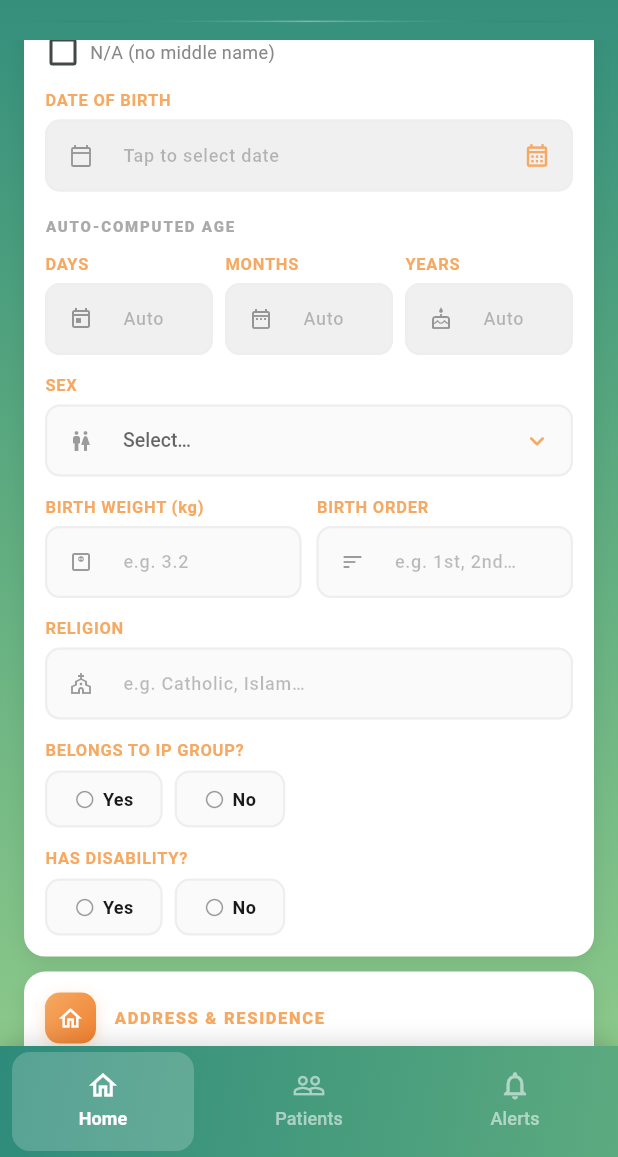
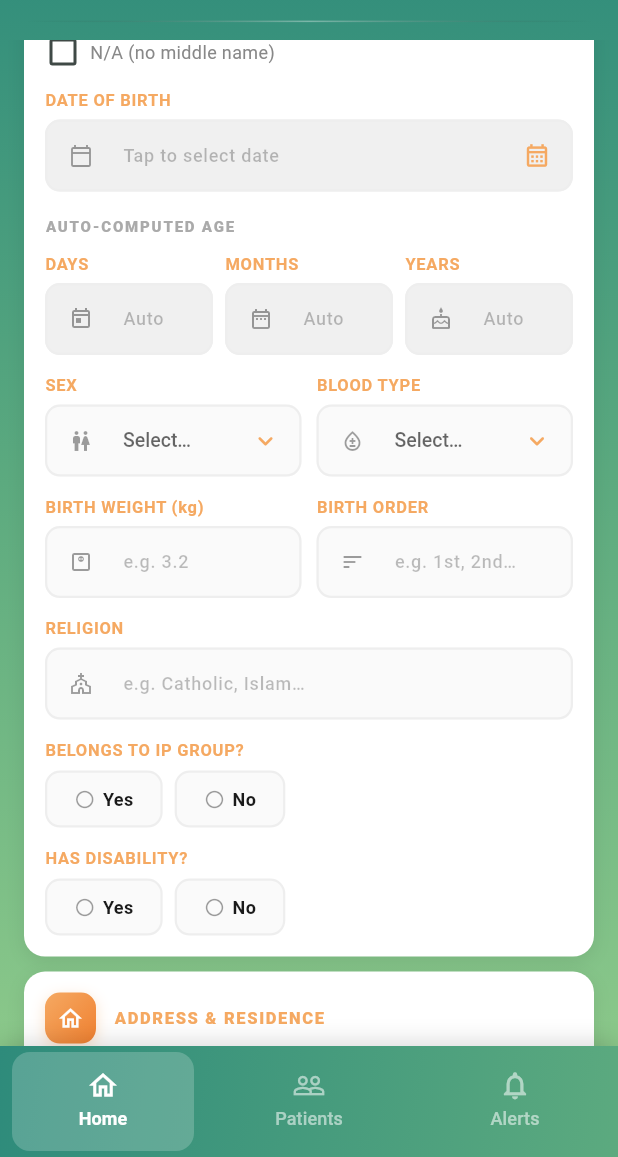
Before and after one commit to dianesophia/LUMASDANG, a Flutter app: the HomePage screen opened directly, scrolled down 576 dp, on a phone screen of 412 x 824 dp, the part 79-1236 px from its top. Run offline on Flutter 3.47's test engine with Material 3 defaults, Android fonts, the phone set to English and light mode, and no system bars; our stand-ins replace cloud_firestore, connectivity_plus, firebase_auth, firebase_core, flutter_image_compress, flutter_secure_storage and 6 more; missing offline and left inert: downloadsfolder, excel; accounts and stored records are empty; network calls fail.

Commit message:
Update: Blood type

```diff
--- a/lib/screens/home/home_page.dart
+++ b/lib/screens/home/home_page.dart
@@ -40,6 +40,8 @@ class _HomePageState extends State<HomePage>
   final TextEditingController ageDaysController = TextEditingController();
   final TextEditingController ageYearsController = TextEditingController();
   final TextEditingController sexController = TextEditingController();
+  // ▼ ADDED: blood type controller
+  final TextEditingController bloodTypeController = TextEditingController();
   final TextEditingController addressController = TextEditingController();
   final TextEditingController placeOfBirthController = TextEditingController();
   final TextEditingController dobController = TextEditingController();
@@ -195,6 +197,7 @@ class _HomePageState extends State<HomePage>
     ageDaysController.dispose();
     ageYearsController.dispose();
     sexController.dispose();
+    bloodTypeController.dispose(); // ▼ ADDED
     addressController.dispose();
     placeOfBirthController.dispose();
     dobController.dispose();
@@ -332,6 +335,7 @@ class _HomePageState extends State<HomePage>
         'ageDays': ageDaysController.text.trim(),
         'ageYears': ageYearsController.text.trim(),
         'sex': sexController.text.trim(),
+        'bloodType': bloodTypeController.text.trim(), // ▼ ADDED
         'address': addressController.text.trim(),
         'placeOfBirth': placeOfBirthController.text.trim(),
         'dateOfBirth': dobController.text.trim(),
@@ -566,6 +570,7 @@ class _HomePageState extends State<HomePage>
         ageDaysController,
         ageYearsController,
         sexController,
+        bloodTypeController, // ▼ ADDED
         addressController,
         placeOfBirthController,
         dobController,
@@ -847,6 +852,7 @@ class _HomePageState extends State<HomePage>
               ageDaysController: ageDaysController,
               ageYearsController: ageYearsController,
               sexController: sexController,
+              bloodTypeController: bloodTypeController, // ▼ ADDED
               addressController: addressController,
               placeOfBirthController: placeOfBirthController,
               dobController: dobController,
--- a/lib/screens/home/widgets/demographic_data_form.dart
+++ b/lib/screens/home/widgets/demographic_data_form.dart
@@ -5,9 +5,9 @@ class DemographicDataForm extends StatefulWidget {
   final TextEditingController firstNameController;
   final TextEditingController middleNameController;
   final TextEditingController lastNameController;
-  final TextEditingController ageController;         // age in months (auto)
-  final TextEditingController ageDaysController;     // age in days (auto)
-  final TextEditingController ageYearsController;    // age in years (auto)
+  final TextEditingController ageController;
+  final TextEditingController ageDaysController;
+  final TextEditingController ageYearsController;
   final TextEditingController sexController;
   final TextEditingController addressController;
   final TextEditingController placeOfBirthController;
@@ -35,6 +35,8 @@ class DemographicDataForm extends StatefulWidget {
   final TextEditingController fourPsHouseholdIdController;
   // Disability
   final TextEditingController disabilityController;
+  // Blood Type  ← NEW
+  final TextEditingController bloodTypeController;
 
   final bool? belongsToIpGroup;
   final String? ipEthnicity;
@@ -45,8 +47,6 @@ class DemographicDataForm extends StatefulWidget {
   final ValueChanged<bool?>? onIsFourPsMemberChanged;
   final ValueChanged<bool?>? onHasDisabilityChanged;
 
-  /// When true, only basic required fields are validated (name + parent contacts).
-  /// All other fields are optional.
   final bool isDraft;
 
   const DemographicDataForm({
@@ -81,6 +81,7 @@ class DemographicDataForm extends StatefulWidget {
     required this.caregiverReligionController,
     required this.fourPsHouseholdIdController,
     required this.disabilityController,
+    required this.bloodTypeController, // ← NEW
     this.belongsToIpGroup,
     this.ipEthnicity,
     this.isFourPsMember,
@@ -102,13 +103,15 @@ class _DemographicDataFormState extends State<DemographicDataForm> {
   bool _middleNameNA = false;
   bool? _isFourPsMember;
   bool? _hasDisability;
-  String? _disabilityType; // selected chip value
+  String? _disabilityType;
 
-  // Residence status: 'Tenant' | 'Permanent'
   String? _residenceStatus;
+  String? _selectedSex;
+  String? _selectedBloodType; // ← NEW
 
-  // Sex dropdown selection: 'Male' | 'Female'
-  String? _selectedSex;
+  static const _bloodTypes = [
+    'A+', 'A−', 'B+', 'B−', 'AB+', 'AB−', 'O+', 'O−', 'Unknown',
+  ];
 
   @override
   void initState() {
@@ -117,12 +120,18 @@ class _DemographicDataFormState extends State<DemographicDataForm> {
     _ipEthnicity = widget.ipEthnicity;
     _isFourPsMember = widget.isFourPsMember;
     _hasDisability = widget.hasDisability;
-    // Seed sex dropdown from controller if already set
+
     final sexText = widget.sexController.text.trim().toLowerCase();
     if (sexText == 'male' || sexText == 'm') {
       _selectedSex = 'Male';
     } else if (sexText == 'female' || sexText == 'f') {
       _selectedSex = 'Female';
+    }
+
+    // Seed blood type from controller if already set
+    final btText = widget.bloodTypeController.text.trim();
+    if (_bloodTypes.contains(btText)) {
+      _selectedBloodType = btText;
     }
   }
 
@@ -143,39 +152,23 @@ class _DemographicDataFormState extends State<DemographicDataForm> {
   // ── Validators ──────────────────────────────────────────────────────────────
   static final _phoneRegex = RegExp(r'^(09\d{9}|\+639\d{9})$');
 
-  /// Always required — even in draft mode (basic patient identity).
   String? _alwaysRequired(String? v, String message) {
     if (v == null || v.trim().isEmpty) return message;
     if (v.trim().length < 2) return 'Min. 2 chars';
     return null;
   }
 
-  /// Required on full submit only; optional for draft.
   String? _requiredOnSubmit(String? v, String message) {
     if (widget.isDraft) return null;
     if (v == null || v.trim().isEmpty) return message;
     return null;
   }
 
-  /// Mother's contact is always required (basic contact info).
   String? _validateMotherPhone(String? v) {
     if (v == null || v.trim().isEmpty) return 'Contact number is required';
     if (!_phoneRegex.hasMatch(v.trim())) {
       return 'Enter a valid PH number (09XXXXXXXXX or +639XXXXXXXXX)';
     }
-    return null;
-  }
-
-  /// Father's contact is required on full submit; format-checked if filled in draft.
-  String? _validateFatherPhone(String? v) {
-    if (widget.isDraft) {
-      if (v == null || v.trim().isEmpty) return null; // optional in draft
-      if (!_phoneRegex.hasMatch(v.trim())) return 'Invalid PH number';
-      return null;
-    }
-    // Full submit: optional but validate format if provided
-    if (v == null || v.trim().isEmpty) return null;
-    if (!_phoneRegex.hasMatch(v.trim())) return 'Invalid PH number';
     return null;
   }
 
@@ -214,17 +207,11 @@ class _DemographicDataFormState extends State<DemographicDataForm> {
     if (picked != null) {
       widget.dobController.text = DateFormat('MM-dd-yyyy').format(picked);
       final now = DateTime.now();
-
-      // Age in days
       final days = now.difference(picked).inDays;
       widget.ageDaysController.text = days.clamp(0, 99999).toString();
-
-      // Age in months
       final months =
           (now.year - picked.year) * 12 + (now.month - picked.month);
       widget.ageController.text = months.clamp(0, 60).toString();
-
-      // Age in years (floor)
       final years = now.year -
           picked.year -
           (now.month < picked.month ||
@@ -572,7 +559,6 @@ class _DemographicDataFormState extends State<DemographicDataForm> {
           child: Column(
             crossAxisAlignment: CrossAxisAlignment.start,
             children: [
-              // First + Last Name — always required (even in draft)
               Row(
                 children: [
                   Expanded(
@@ -598,7 +584,6 @@ class _DemographicDataFormState extends State<DemographicDataForm> {
               ),
               const SizedBox(height: 12),
 
-              // Middle Name + N/A checkbox
               _buildField(
                 label: 'MIDDLE NAME',
                 controller: widget.middleNameController,
@@ -639,7 +624,6 @@ class _DemographicDataFormState extends State<DemographicDataForm> {
               ),
               const SizedBox(height: 12),
 
-              // Date of Birth → auto-computes all age fields
               _buildField(
                 label: 'DATE OF BIRTH',
                 controller: widget.dobController,
@@ -652,7 +636,6 @@ class _DemographicDataFormState extends State<DemographicDataForm> {
               ),
               const SizedBox(height: 12),
 
-              // Age: Days / Months / Years (read-only, auto-filled)
               _buildSubHeader('AUTO-COMPUTED AGE'),
               Row(
                 children: [
@@ -689,8 +672,11 @@ class _DemographicDataFormState extends State<DemographicDataForm> {
               ),
               const SizedBox(height: 12),
 
-              // Sex
-              _buildDropdown(
+              // ── Sex + Blood Type side by side ───────────────────────
+              Row(
+                children: [
+                  Expanded(
+                    child: _buildDropdown(
                       label: 'SEX',
                       value: _selectedSex,
                       items: const ['Male', 'Female'],
@@ -707,9 +693,27 @@ class _DemographicDataFormState extends State<DemographicDataForm> {
                         });
                       },
                     ),
+                  ),
+                  const SizedBox(width: 10),
+                  // ── BLOOD TYPE dropdown ─────────────────────────────
+                  Expanded(
+                    child: _buildDropdown(
+                      label: 'BLOOD TYPE',
+                      value: _selectedBloodType,
+                      items: _bloodTypes,
+                      icon: Icons.bloodtype_outlined,
+                      onChanged: (v) {
+                        setState(() {
+                          _selectedBloodType = v;
+                          widget.bloodTypeController.text = v ?? '';
+                        });
+                      },
+                    ),
+                  ),
+                ],
+              ),
               const SizedBox(height: 12),
 
-              // Birth Weight + Birth Order
               Row(
                 children: [
                   Expanded(
@@ -743,7 +747,6 @@ class _DemographicDataFormState extends State<DemographicDataForm> {
               ),
               const SizedBox(height: 12),
 
-              // Religion — patient's religion
               _buildField(
                 label: 'RELIGION',
                 controller: widget.religionController,
@@ -752,7 +755,6 @@ class _DemographicDataFormState extends State<DemographicDataForm> {
               ),
               const SizedBox(height: 12),
 
-              // ── IP Group — Yes/No → chips → free text if Other ──────
               _buildLabelRow('BELONGS TO IP GROUP?'),
               Row(
                 children: [
@@ -772,7 +774,6 @@ class _DemographicDataFormState extends State<DemographicDataForm> {
                 ],
               ),
 
-              // IP Ethnicity chips (shown only when IP = Yes)
               if (_belongsToIpGroup == true) ...[
                 const SizedBox(height: 10),
                 _buildLabelRow('ETHNICITY'),
@@ -805,7 +806,6 @@ class _DemographicDataFormState extends State<DemographicDataForm> {
               ],
               const SizedBox(height: 12),
 
-              // ── Disability — Yes/No → type chips → free text if Other
               _buildYesNoRow(
                 label: 'HAS DISABILITY?',
                 value: _hasDisability,
@@ -891,7 +891,6 @@ class _DemographicDataFormState extends State<DemographicDataForm> {
               ),
               const SizedBox(height: 12),
 
-              // Status of Residence
               _buildLabelRow('STATUS OF RESIDENCE'),
               Row(
                 children: [
@@ -933,7 +932,6 @@ class _DemographicDataFormState extends State<DemographicDataForm> {
           child: Column(
             crossAxisAlignment: CrossAxisAlignment.start,
             children: [
-              // Always required — basic patient identity
               _buildField(
                 label: "MOTHER'S FULL NAME *",
                 controller: widget.motherController,
@@ -961,7 +959,6 @@ class _DemographicDataFormState extends State<DemographicDataForm> {
                       keyboardType: TextInputType.phone,
                       hint: '09XXXXXXXXX',
                       icon: Icons.phone_outlined,
-                      // Always required — basic contact info
                       validator: _validateMotherPhone,
                     ),
                   ),
@@ -987,7 +984,6 @@ class _DemographicDataFormState extends State<DemographicDataForm> {
           child: Column(
             crossAxisAlignment: CrossAxisAlignment.start,
             children: [
-              // Always required — basic patient identity
               _buildField(
                 label: "FATHER'S FULL NAME *",
                 controller: widget.fatherController,
@@ -1015,7 +1011,6 @@ class _DemographicDataFormState extends State<DemographicDataForm> {
                       keyboardType: TextInputType.phone,
                       hint: '09XXXXXXXXX',
                       icon: Icons.phone_outlined,
-                      // Always required — basic contact info
                       validator: (v) {
                         if (v == null || v.trim().isEmpty) {
                           return 'Contact number is required';
@@ -1102,7 +1097,6 @@ class _DemographicDataFormState extends State<DemographicDataForm> {
               ),
               const SizedBox(height: 16),
 
-              // 4Ps
               _buildYesNoRow(
                 label: '4Ps MEMBER?',
                 value: _isFourPsMember,
```
Lines whose indentation alone changed are shown as unchanged.
